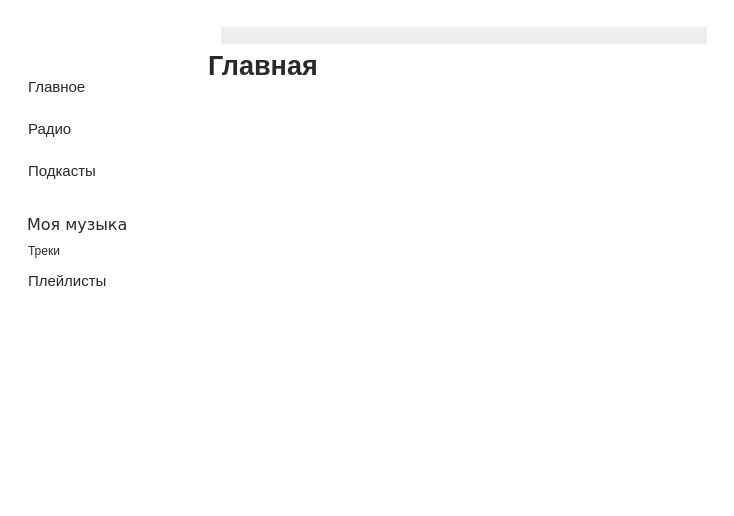
Old version of the form Ui/Landing.ui in the repository KirMozor/Yamux.
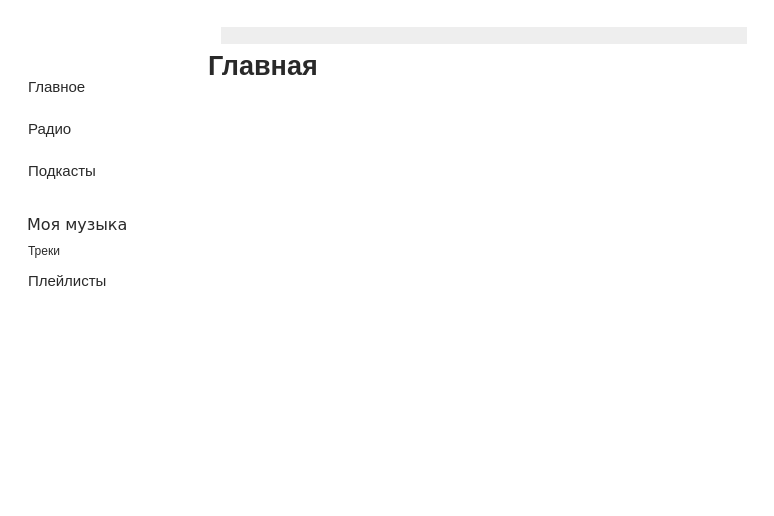
New version of the form. Icons and pictures are not drawn.

The edit to the form file:
```diff
--- a/Ui/Landing.ui
+++ b/Ui/Landing.ui
@@ -6,7 +6,7 @@
    <rect>
     <x>0</x>
     <y>0</y>
-    <width>734</width>
+    <width>774</width>
     <height>516</height>
    </rect>
   </property>
@@ -531,7 +531,6 @@
               <property name="font">
                <font>
                 <pointsize>20</pointsize>
-                <weight>75</weight>
                 <bold>true</bold>
                </font>
               </property>
```
Left out of the diff: 5 changed lines with no effect on the pictures.
